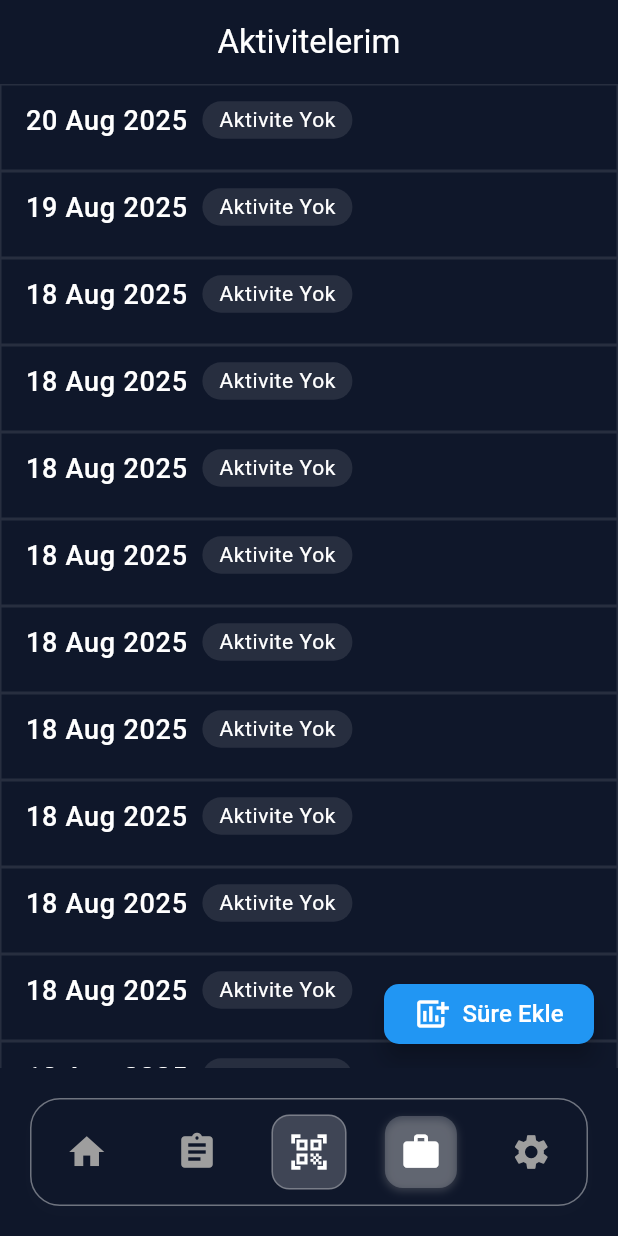
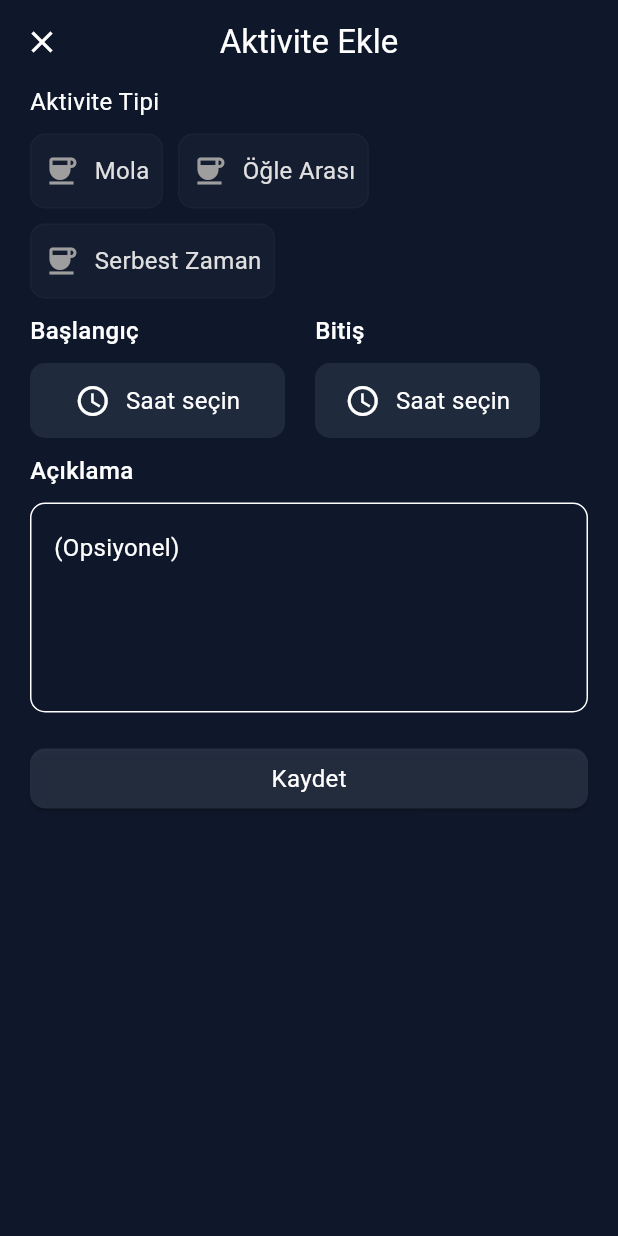
Before and after one commit to zehraGultekin/taskforuszg, a Flutter app: the ActivitiesView screen opened by its route, after a tap on "Süre Ekle", on a phone screen of 412 x 824 dp. Run offline on Flutter 3.47's test engine with Material 3 defaults, Android fonts, the phone set to English and light mode, and no system bars; our stand-ins replace flutter_riverpod, go_router, qr_flutter.

Commit message:
aktiviteeklemesayfası

```diff
--- a/lib/core/route/app_route.dart
+++ b/lib/core/route/app_route.dart
@@ -2,6 +2,7 @@ import 'package:flutter/material.dart';
 import 'package:go_router/go_router.dart';
 import 'package:taskforuszehra/core/route/app_route_name.dart';
 import 'package:taskforuszehra/features/activies/view/activities_view.dart';
+import 'package:taskforuszehra/features/activies/view/add_duration.dart';
 import 'package:taskforuszehra/features/home/view/home_view.dart';
 import 'package:taskforuszehra/features/navigator/navigator_view.dart';
 import 'package:taskforuszehra/features/permission/view/permission_request.dart';
@@ -68,7 +69,14 @@ final router = GoRouter(
               name: Routes.activityName,
               path: Routes.activity,
               builder: (context, state) => ActivitiesView(),
-              routes: [],
+              routes: [
+                GoRoute(
+                  path: Routes.addDuration,
+                  name: Routes.addDurationName,
+                  builder: (context, state) => AddDuration(),
+                  parentNavigatorKey: _rootNavigatorKey,
+                ),
+              ],
             ),
           ],
         ),
--- a/lib/core/route/app_route_name.dart
+++ b/lib/core/route/app_route_name.dart
@@ -10,6 +10,7 @@ class Routes {
   static const String createTask = '/createtask';
   static const String qrkod = '/qrkod';
   static const String activity = '/activity';
+  static const String addDuration = '/addDuration';
 
   static const String homeViewName = 'home';
   static const String loginName = 'login';
@@ -21,4 +22,5 @@ class Routes {
   static const String createTaskName = 'createtask';
   static const String qrkodName = 'qrkod';
   static const String activityName = 'activity';
+  static const String addDurationName = 'addDuration';
 }
--- a/lib/features/activies/data/models/activities_model.dart
+++ b/lib/features/activies/data/models/activities_model.dart
@@ -1,5 +1,44 @@
+import 'package:flutter/material.dart';
+
+enum ActivitiesType { mola, ogleArasi, serbestZaman }
+
+extension ActivitiesTypeExtension on ActivitiesType {
+  String get title {
+    switch (this) {
+      case ActivitiesType.mola:
+        return "Mola";
+      case ActivitiesType.ogleArasi:
+        return "Öğle Arası";
+      case ActivitiesType.serbestZaman:
+        return "Serbest Zaman";
+    }
+  }
+
+  IconData get icon {
+    switch (this) {
+      case ActivitiesType.mola:
+        return Icons.coffee;
+      case ActivitiesType.ogleArasi:
+        return Icons.lunch_dining;
+      case ActivitiesType.serbestZaman:
+        return Icons.free_cancellation;
+    }
+  }
+
+  Color get color {
+    switch (this) {
+      case ActivitiesType.mola:
+        return Colors.orangeAccent;
+      case ActivitiesType.ogleArasi:
+        return Colors.red;
+      case ActivitiesType.serbestZaman:
+        return Colors.blue;
+    }
+  }
+}
+
 class ActivitiesModel {
-  final String title;
+  final ActivitiesType title;
   final DateTime start;
   final DateTime end;
 
@@ -33,7 +72,7 @@ List<DailyActivity> allActivity = [
 
   DailyActivity(DateTime(2025, 8, 17), [
     ActivitiesModel(
-      "Tennis Dersi",
+      ActivitiesType.mola,
       DateTime(2025, 8, 17),
       DateTime(2025, 8, 17),
     ),
--- a/lib/features/activies/view/activities_view.dart
+++ b/lib/features/activies/view/activities_view.dart
@@ -1,5 +1,7 @@
 import 'package:flutter/material.dart';
+import 'package:go_router/go_router.dart';
 import 'package:intl/intl.dart';
+import 'package:taskforuszehra/core/route/app_route_name.dart';
 import 'package:taskforuszehra/core/widgets/appbar.dart';
 import 'package:taskforuszehra/features/activies/data/models/activities_model.dart';
 
@@ -106,7 +108,7 @@ class _ActivitiesViewState extends State<ActivitiesView> {
                     SizedBox(width: 10),
                     Column(
                       mainAxisAlignment: MainAxisAlignment.center,
-                      children: [Text(activity.title), Text(dateStr)],
+                      children: [Text(activity.title.title), Text(dateStr)],
                     ),
                     Spacer(),
                     CircleAvatar(child: Text(day.activities.length.toString())),
@@ -121,7 +123,9 @@ class _ActivitiesViewState extends State<ActivitiesView> {
         height: 40,
         width: 140,
         child: FloatingActionButton(
-          onPressed: () {},
+          onPressed: () {
+            context.goNamed(Routes.addDurationName);
+          },
           backgroundColor: Colors.blue,
           shape: RoundedRectangleBorder(
             borderRadius: BorderRadiusGeometry.circular(10),
--- a/lib/features/activies/view/add_duration.dart
+++ b/lib/features/activies/view/add_duration.dart
@@ -0,0 +1,248 @@
+import 'package:flutter/material.dart';
+import 'package:flutter_riverpod/flutter_riverpod.dart';
+import 'package:go_router/go_router.dart';
+import 'package:taskforuszehra/core/widgets/appbar.dart';
+import 'package:taskforuszehra/features/activies/data/models/activities_model.dart';
+import 'package:taskforuszehra/features/activies/view/widgets/activity_choose.dart';
+
+class AddDuration extends ConsumerStatefulWidget {
+  const AddDuration({super.key});
+
+  @override
+  ConsumerState<AddDuration> createState() => _AddDurationState();
+}
+
+class _AddDurationState extends ConsumerState<AddDuration> {
+  TimeOfDay? startActivity;
+  ActivitiesType? selectedType;
+  TimeOfDay? endActivity;
+  final TextEditingController controller = TextEditingController();
+
+  Future<void> _startActivity() async {
+    final TimeOfDay? picked = await showTimePicker(
+      context: context,
+      initialTime: startActivity ?? TimeOfDay.now(),
+    );
+
+    if (picked != null) {
+      setState(() {
+        startActivity = picked;
+      });
+    }
+  }
+
+  Future<void> _endActivity() async {
+    final TimeOfDay? picked = await showTimePicker(
+      context: context,
+      initialTime: endActivity ?? TimeOfDay.now(),
+    );
+
+    if (picked != null) {
+      setState(() {
+        endActivity = picked;
+      });
+    }
+  }
+
+  String formatTime(TimeOfDay time) {
+    final hour = time.hour.toString().padLeft(2, '0');
+    final minute = time.minute.toString().padLeft(2, '0');
+    return "$hour:$minute";
+  }
+
+  @override
+  Widget build(BuildContext context) {
+    return Scaffold(
+      appBar: CustomAppBar(
+        title: "Aktivite Ekle",
+        leading: IconButton(
+          onPressed: () {
+            context.pop();
+          },
+          icon: Icon(Icons.close),
+        ),
+      ),
+      body: Padding(
+        padding: const EdgeInsets.symmetric(horizontal: 20),
+        child: Column(
+          crossAxisAlignment: CrossAxisAlignment.start,
+          children: [
+            Text(
+              "Aktivite Tipi",
+              style: Theme.of(context).textTheme.bodyMedium,
+            ),
+            SizedBox(height: 10),
+            Row(
+              children: [
+                InkWell(
+                  onTap: () {
+                    setState(() {
+                      selectedType = ActivitiesType.mola;
+                    });
+                  },
+                  child: ActivityCard(
+                    type: ActivitiesType.mola,
+                    isSelected: selectedType == ActivitiesType.mola,
+                  ),
+                ),
+                SizedBox(width: 10),
+                InkWell(
+                  onTap: () {
+                    setState(() {
+                      selectedType = ActivitiesType.ogleArasi;
+                    });
+                  },
+                  child: ActivityCard(
+                    type: ActivitiesType.ogleArasi,
+                    isSelected: selectedType == ActivitiesType.ogleArasi,
+                  ),
+                ),
+              ],
+            ),
+            SizedBox(height: 10),
+            InkWell(
+              onTap: () {
+                setState(() {
+                  selectedType = ActivitiesType.serbestZaman;
+                });
+              },
+              child: ActivityCard(
+                type: ActivitiesType.serbestZaman,
+                isSelected: selectedType == ActivitiesType.serbestZaman,
+              ),
+            ),
+            SizedBox(height: 10),
+            Row(
+              children: [
+                Column(
+                  crossAxisAlignment: CrossAxisAlignment.start,
+                  children: [
+                    Text(
+                      "Başlangıç",
+                      style: Theme.of(context).textTheme.bodyMedium?.copyWith(
+                        fontWeight: FontWeight.w500,
+                      ),
+                    ),
+                    SizedBox(height: 10),
+                    Container(
+                      height: 50,
+                      width: 170,
+                      decoration: BoxDecoration(
+                        borderRadius: BorderRadius.circular(10),
+                        color: Theme.of(
+                          context,
+                        ).colorScheme.surface.withValues(alpha: 0.3),
+                      ),
+                      child: InkWell(
+                        onTap: _startActivity,
+                        child: Row(
+                          mainAxisAlignment: MainAxisAlignment.center,
+                          children: [
+                            Icon(Icons.access_time),
+                            SizedBox(width: 10),
+                            Text(
+                              startActivity != null
+                                  ? formatTime(startActivity!)
+                                  : "Saat seçin",
+                              style: TextStyle(fontSize: 16),
+                            ),
+                          ],
+                        ),
+                      ),
+                    ),
+                  ],
+                ),
+                SizedBox(width: 20),
+                Column(
+                  crossAxisAlignment: CrossAxisAlignment.start,
+                  children: [
+                    Text(
+                      "Bitiş",
+                      style: Theme.of(context).textTheme.bodyMedium?.copyWith(
+                        fontWeight: FontWeight.w500,
+                      ),
+                    ),
+                    SizedBox(height: 10),
+                    Container(
+                      width: 150,
+                      height: 50,
+                      decoration: BoxDecoration(
+                        borderRadius: BorderRadius.circular(10),
+                        color: Theme.of(
+                          context,
+                        ).colorScheme.surface.withValues(alpha: 0.3),
+                      ),
+                      child: InkWell(
+                        onTap: _endActivity,
+                        child: Row(
+                          mainAxisAlignment: MainAxisAlignment.center,
+                          children: [
+                            Icon(Icons.access_time),
+                            SizedBox(width: 10),
+                            Text(
+                              endActivity != null
+                                  ? formatTime(endActivity!)
+                                  : "Saat seçin",
+                              style: TextStyle(fontSize: 16),
+                            ),
+                          ],
+                        ),
+                      ),
+                    ),
+                  ],
+                ),
+              ],
+            ),
+            SizedBox(height: 10),
+            Text(
+              "Açıklama",
+              style: Theme.of(
+                context,
+              ).textTheme.bodyMedium?.copyWith(fontWeight: FontWeight.w500),
+            ),
+            SizedBox(height: 10),
+            TextField(
+              controller: controller,
+              maxLines: 4,
+
+              decoration: InputDecoration(
+                hintText: "(Opsiyonel)",
+                hintStyle: Theme.of(context).textTheme.bodyMedium,
+                labelStyle: Theme.of(context).textTheme.bodyMedium,
+                border: OutlineInputBorder(
+                  borderSide: BorderSide(color: Colors.white),
+                  borderRadius: BorderRadius.circular(10),
+                ),
+                focusedBorder: OutlineInputBorder(
+                  borderSide: BorderSide(color: Colors.white),
+                  borderRadius: BorderRadius.circular(10),
+                ),
+              ),
+            ),
+            SizedBox(height: 20),
+
+            SizedBox(
+              width: double.infinity,
+              child: ElevatedButton(
+                style: ElevatedButton.styleFrom(
+                  backgroundColor: Theme.of(
+                    context,
+                  ).colorScheme.surface.withValues(alpha: 0.4),
+                  shape: RoundedRectangleBorder(
+                    borderRadius: BorderRadius.circular(10),
+                  ),
+                ),
+
+                onPressed: () {},
+                child: Text(
+                  "Kaydet",
+                  style: Theme.of(context).textTheme.bodyMedium,
+                ),
+              ),
+            ),
+          ],
+        ),
+      ),
+    );
+  }
+}
--- /dev/null
+++ b/lib/features/activies/view/widgets/activity_choose.dart
@@ -0,0 +1,42 @@
+import 'package:flutter/material.dart';
+import 'package:taskforuszehra/features/activies/data/models/activities_model.dart';
+
+class ActivityCard extends StatelessWidget {
+  final ActivitiesType type;
+  final bool isSelected;
+  const ActivityCard({super.key, required this.type, this.isSelected = false});
+
+  @override
+  Widget build(BuildContext context) {
+    return Container(
+      padding: EdgeInsets.all(8),
+      height: 50,
+
+      decoration: BoxDecoration(
+        borderRadius: BorderRadius.circular(10),
+        color: isSelected
+            ? Colors.white
+            : Theme.of(context).colorScheme.surface.withValues(alpha: 0.1),
+        border: Border.all(
+          color: isSelected
+              ? type.color
+              : Theme.of(context).colorScheme.surface.withValues(alpha: 0.1),
+        ),
+      ),
+      child: Row(
+        mainAxisSize: MainAxisSize.min,
+        mainAxisAlignment: MainAxisAlignment.center,
+        children: [
+          Icon(Icons.coffee, color: isSelected ? type.color : Colors.grey),
+          SizedBox(width: 10),
+          Text(
+            type.title,
+            style: TextStyle(
+              color: isSelected ? type.color : Colors.grey.shade300,
+            ),
+          ),
+        ],
+      ),
+    );
+  }
+}
--- a/lib/features/permission/provider/permission_request_provider.dart
+++ b/lib/features/permission/provider/permission_request_provider.dart
@@ -13,7 +13,7 @@ class PermissionRequest extends StateNotifier<List<PermissionModel>> {
   PermissionRequest() : super([]);
 
   void addPermission(PermissionModel permission) {
-    final newList = state;
+    final newList = [...state];
     newList.add(permission);
     state = newList;
   }
--- a/lib/features/permission/view/permission_view.dart
+++ b/lib/features/permission/view/permission_view.dart
@@ -57,7 +57,7 @@ class _PermissionViewState extends State<PermissionView> {
           width: 180,
           child: FloatingActionButton(
             onPressed: () {
-              context.pushNamed(Routes.createPermissionName);
+              context.goNamed(Routes.createPermissionName);
             },
             backgroundColor: Theme.of(context).colorScheme.surface,
             shape: RoundedRectangleBorder(
```
